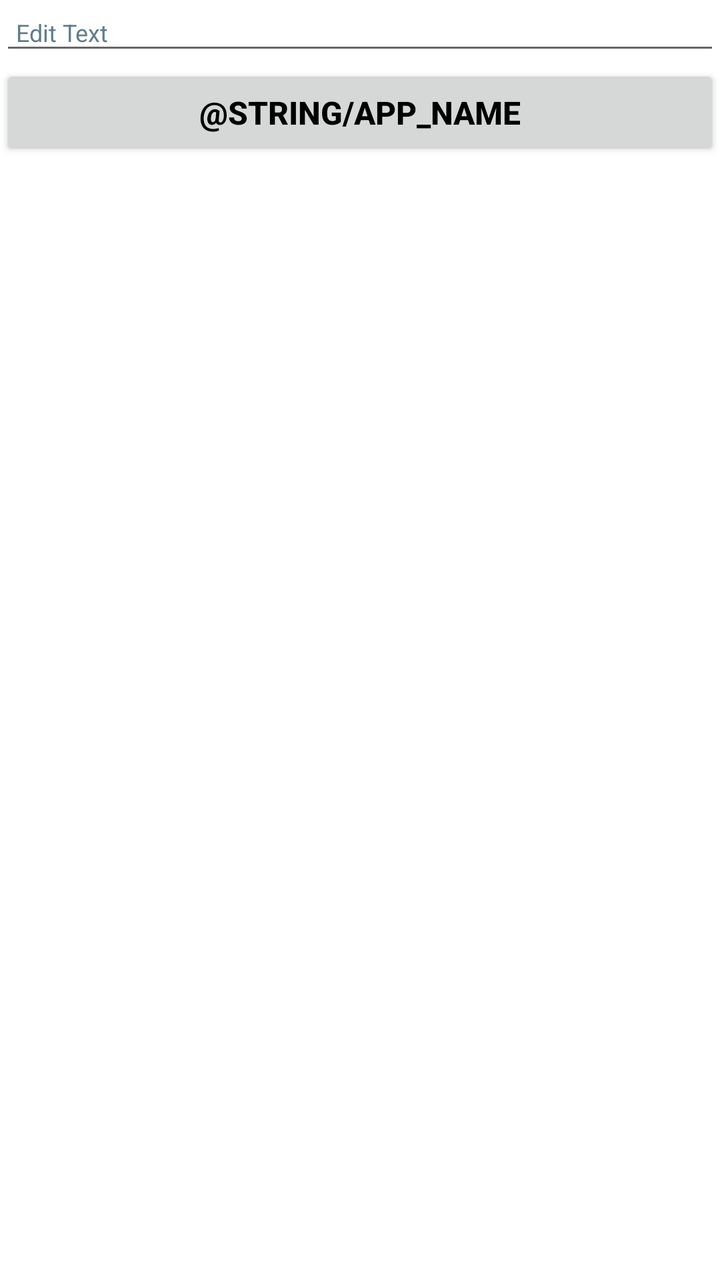
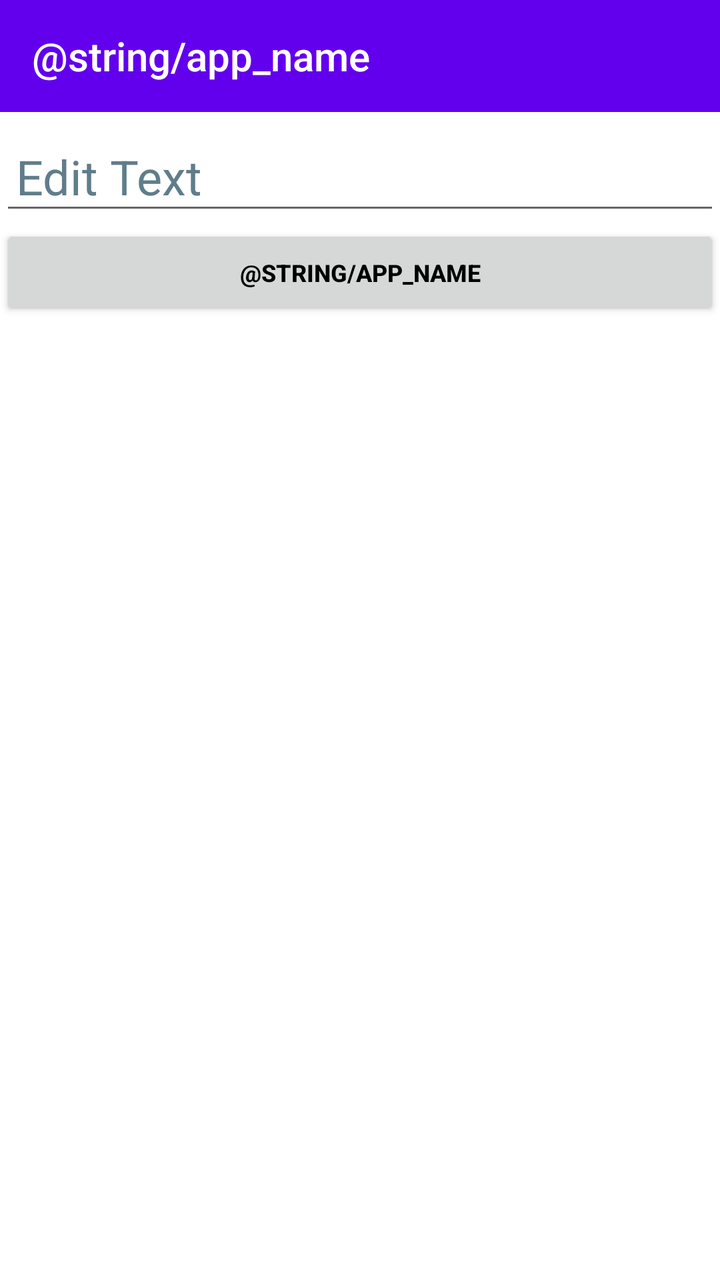

Two renders of the same Android screen: before a commit and after it. Below are the layout's source before the change and the commit's diff.
<!-- AndroidManifest.xml: application theme AppTheme -->
<!-- res/layout/main.xml -->
<LinearLayout
	xmlns:android="http://schemas.android.com/apk/res/android"
	xmlns:app="http://schemas.android.com/apk/res-auto"
	xmlns:tools="http://schemas.android.com/tools"
	android:layout_width="match_parent"
	android:layout_height="match_parent"
	android:orientation="vertical">
	<EditText
		android:id="@+id/path"
		android:layout_width="match_parent"
		android:layout_height="wrap_content"
		android:padding="8dp"
		android:textSize="12sp"
		android:textColor="#000000"
		android:hint="Edit Text"
		android:textColorHint="#607D8B" />
	<Button
		android:id="@+id/process"
		android:layout_width="match_parent"
		android:layout_height="wrap_content"
		android:padding="8dp"
		android:text="@string/app_name"
		android:textSize="16sp"
		android:textStyle="bold"
		android:textColor="#000000" />
</LinearLayout>
<!-- resources referenced by this layout -->
<resources>

</resources>

<!-- the commit's change to res/layout/main.xml (unified diff, before → after) -->
@@ -5,12 +5,20 @@
 	android:layout_width="match_parent"
 	android:layout_height="match_parent"
 	android:orientation="vertical">
+	<Toolbar
+		android:id="@+id/toolbar"
+		android:layout_width="match_parent"
+		android:layout_height="?android:attr/actionBarSize"
+		android:background="?android:attr/colorPrimary"
+		android:title="@string/app_name"
+		android:titleTextColor="@android:color/white"/>
 	<EditText
 		android:id="@+id/path"
 		android:layout_width="match_parent"
 		android:layout_height="wrap_content"
 		android:padding="8dp"
-		android:textSize="12sp"
+		android:layout_marginTop="8dp"
+		android:textSize="24dp"
 		android:textColor="#000000"
 		android:hint="Edit Text"
 		android:textColorHint="#607D8B" />
@@ -20,7 +28,7 @@
 		android:layout_height="wrap_content"
 		android:padding="8dp"
 		android:text="@string/app_name"
-		android:textSize="16sp"
+		android:textSize="12dp"
 		android:textStyle="bold"
 		android:textColor="#000000" />
 </LinearLayout>
